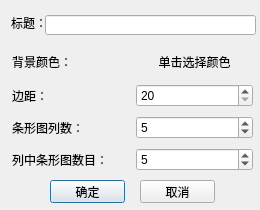
First picture: the form in DlgXBarChartProperty.ui, repository wc227/PSDPPRV, before the edit.
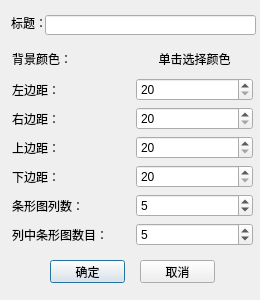
Second picture: the form after the edit.

Commit message: 2 条形图前锯齿样式。条形图列中的条形图起始时间不一定都相同，所以，在同一列中，所有条形图并不是左对齐的，成锯齿状显示。 3 之前的统一边距改成上下左右边距

```diff
--- a/DlgXBarChartProperty.ui
+++ b/DlgXBarChartProperty.ui
@@ -7,7 +7,7 @@
     <x>0</x>
     <y>0</y>
     <width>260</width>
-    <height>210</height>
+    <height>300</height>
    </rect>
   </property>
   <property name="sizePolicy">
@@ -25,7 +25,7 @@
   <property name="maximumSize">
    <size>
     <width>260</width>
-    <height>210</height>
+    <height>300</height>
    </size>
   </property>
   <property name="windowTitle">
@@ -38,7 +38,7 @@
    <property name="geometry">
     <rect>
      <x>50</x>
-     <y>180</y>
+     <y>260</y>
      <width>75</width>
      <height>23</height>
     </rect>
@@ -51,7 +51,7 @@
    <property name="geometry">
     <rect>
      <x>140</x>
-     <y>180</y>
+     <y>260</y>
      <width>75</width>
      <height>23</height>
     </rect>
@@ -83,17 +83,31 @@
     </rect>
    </property>
   </widget>
-  <widget class="QWidget" name="">
+  <widget class="QWidget" name="layoutWidget">
    <property name="geometry">
     <rect>
      <x>12</x>
      <y>46</y>
      <width>241</width>
-     <height>131</height>
+     <height>201</height>
     </rect>
    </property>
    <layout class="QGridLayout" name="gridLayout">
     <item row="2" column="0">
+     <widget class="QLabel" name="label_Margin_2">
+      <property name="text">
+       <string>右边距：</string>
+      </property>
+     </widget>
+    </item>
+    <item row="3" column="0">
+     <widget class="QLabel" name="label_Margin_3">
+      <property name="text">
+       <string>上边距：</string>
+      </property>
+     </widget>
+    </item>
+    <item row="5" column="0">
      <widget class="QLabel" name="label_MaxGroupNumInPage">
       <property name="text">
        <string>条形图列数：</string>
@@ -103,34 +117,50 @@
     <item row="1" column="0">
      <widget class="QLabel" name="label_Margin">
       <property name="text">
-       <string>边距：</string>
+       <string>左边距：</string>
       </property>
      </widget>
     </item>
-    <item row="2" column="1">
-     <widget class="QSpinBox" name="spinBox_MaxGroupNumInPage">
-      <property name="toolTip">
-       <string>也就是垂直网格数，每个网格里容纳一组条形图，以堆积形式显示条形图(最小2，最大10，默认是5)</string>
-      </property>
-      <property name="minimum">
-       <number>2</number>
-      </property>
-      <property name="maximum">
-       <number>10</number>
-      </property>
-      <property name="value">
-       <number>5</number>
-      </property>
-     </widget>
-    </item>
-    <item row="3" column="0">
+    <item row="6" column="0">
      <widget class="QLabel" name="label_MaxBarNumOfGroupInPage">
       <property name="text">
        <string>列中条形图数目：</string>
       </property>
      </widget>
     </item>
-    <item row="3" column="1">
+    <item row="1" column="1">
+     <widget class="QSpinBox" name="spinBox_MarginLeft">
+      <property name="toolTip">
+       <string>最小20，最大100</string>
+      </property>
+      <property name="minimum">
+       <number>20</number>
+      </property>
+      <property name="maximum">
+       <number>100</number>
+      </property>
+      <property name="singleStep">
+       <number>10</number>
+      </property>
+     </widget>
+    </item>
+    <item row="5" column="1">
+     <widget class="QSpinBox" name="spinBox_MaxGroupNumInPage">
+      <property name="toolTip">
+       <string>也就是垂直网格数，每个网格里容纳一组条形图，以堆积形式显示条形图(最小2，最大10，默认是5)</string>
+      </property>
+      <property name="minimum">
+       <number>2</number>
+      </property>
+      <property name="maximum">
+       <number>10</number>
+      </property>
+      <property name="value">
+       <number>5</number>
+      </property>
+     </widget>
+    </item>
+    <item row="6" column="1">
      <widget class="QSpinBox" name="spinBox_MaxBarNumOfGroupInPage">
       <property name="toolTip">
        <string>页面上垂直网格里显示条形图的最大值，最小2，最大10，默认是5</string>
@@ -146,29 +176,6 @@
       </property>
      </widget>
     </item>
-    <item row="1" column="1">
-     <widget class="QSpinBox" name="spinBox_Margin">
-      <property name="toolTip">
-       <string>最小20，最大100</string>
-      </property>
-      <property name="minimum">
-       <number>20</number>
-      </property>
-      <property name="maximum">
-       <number>100</number>
-      </property>
-      <property name="singleStep">
-       <number>10</number>
-      </property>
-     </widget>
-    </item>
-    <item row="0" column="0">
-     <widget class="QLabel" name="label_BackColor">
-      <property name="text">
-       <string>背景颜色：</string>
-      </property>
-     </widget>
-    </item>
     <item row="0" column="1">
      <widget class="QPushButton" name="pushButton_BackColor">
       <property name="autoFillBackground">
@@ -185,6 +192,68 @@
       </property>
      </widget>
     </item>
+    <item row="0" column="0">
+     <widget class="QLabel" name="label_BackColor">
+      <property name="text">
+       <string>背景颜色：</string>
+      </property>
+     </widget>
+    </item>
+    <item row="4" column="0">
+     <widget class="QLabel" name="label_Margin_4">
+      <property name="text">
+       <string>下边距：</string>
+      </property>
+     </widget>
+    </item>
+    <item row="2" column="1">
+     <widget class="QSpinBox" name="spinBox_MarginRight">
+      <property name="toolTip">
+       <string>最小20，最大100</string>
+      </property>
+      <property name="minimum">
+       <number>20</number>
+      </property>
+      <property name="maximum">
+       <number>100</number>
+      </property>
+      <property name="singleStep">
+       <number>10</number>
+      </property>
+     </widget>
+    </item>
+    <item row="3" column="1">
+     <widget class="QSpinBox" name="spinBox_MarginTop">
+      <property name="toolTip">
+       <string>最小20，最大100</string>
+      </property>
+      <property name="minimum">
+       <number>20</number>
+      </property>
+      <property name="maximum">
+       <number>100</number>
+      </property>
+      <property name="singleStep">
+       <number>10</number>
+      </property>
+     </widget>
+    </item>
+    <item row="4" column="1">
+     <widget class="QSpinBox" name="spinBox_MarginBotton">
+      <property name="toolTip">
+       <string>最小20，最大100</string>
+      </property>
+      <property name="minimum">
+       <number>20</number>
+      </property>
+      <property name="maximum">
+       <number>100</number>
+      </property>
+      <property name="singleStep">
+       <number>10</number>
+      </property>
+     </widget>
+    </item>
    </layout>
   </widget>
  </widget>
```
The commit also changes 5 other files.
